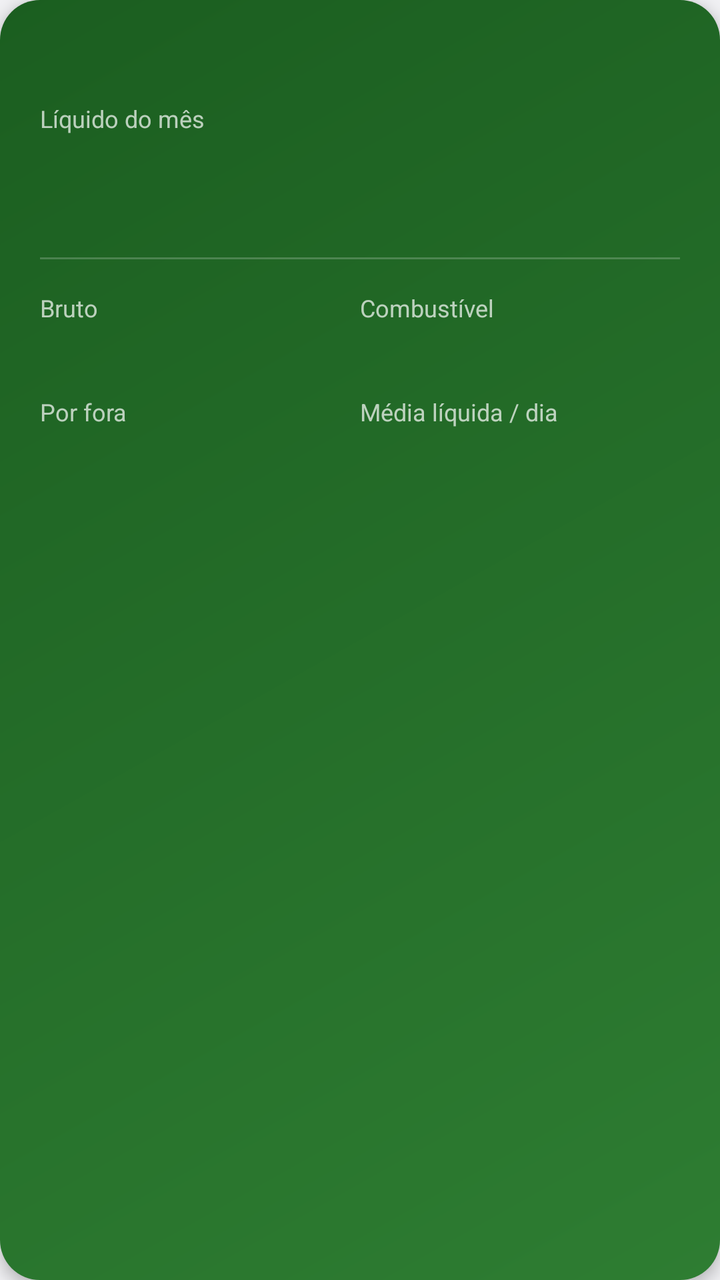
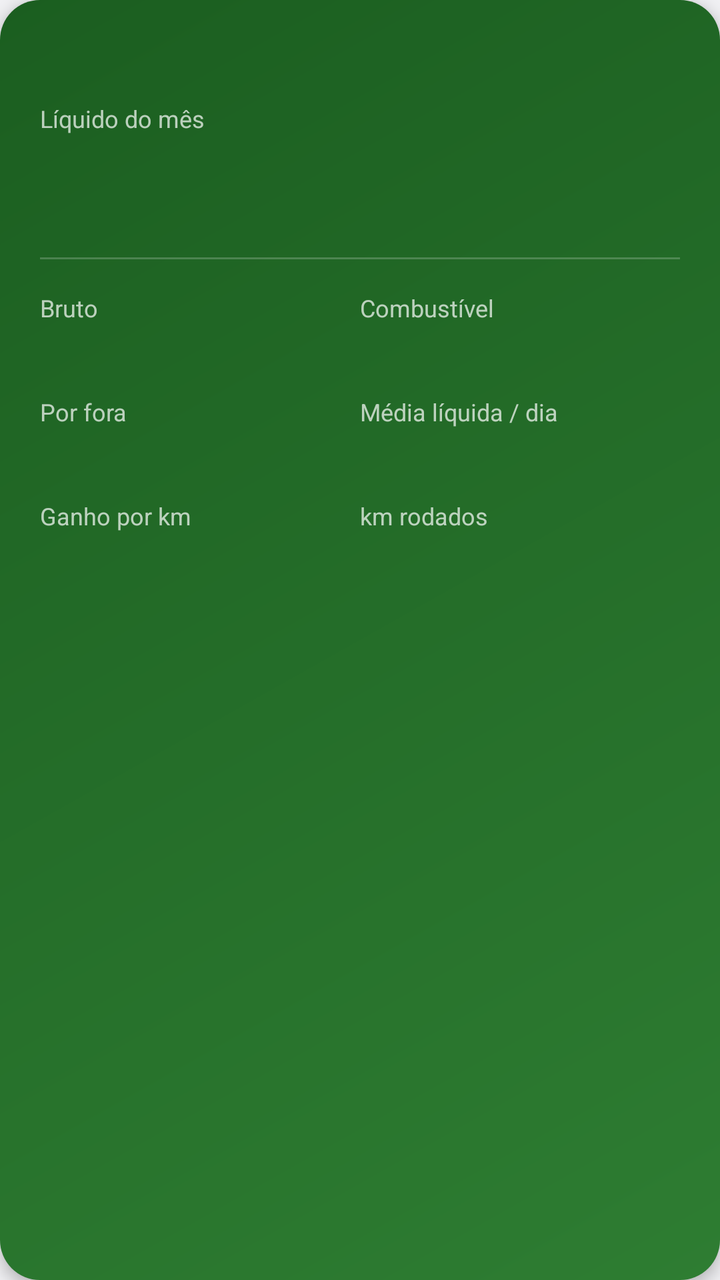

Compare the two renders of this Android layout. The source of the first and the diff that turns it into the second are given below.
<!-- AndroidManifest.xml: application theme android:Theme.DeviceDefault.Light.NoActionBar -->
<!-- res/layout/item_resumo_mes.xml -->
<?xml version="1.0" encoding="utf-8"?>
<LinearLayout xmlns:android="http://schemas.android.com/apk/res/android"
    android:layout_width="match_parent"
    android:layout_height="wrap_content"
    android:layout_marginBottom="12dp"
    android:background="@drawable/card_summary_bg"
    android:elevation="4dp"
    android:orientation="vertical"
    android:padding="20dp">

    <TextView
        android:id="@+id/mes"
        android:layout_width="wrap_content"
        android:layout_height="wrap_content"
        android:textColor="#D9FFFFFF"
        android:textSize="14sp" />

    <TextView
        style="@style/RotuloResumo"
        android:layout_marginTop="12dp"
        android:text="Líquido do mês" />

    <TextView
        android:id="@+id/liquido"
        android:layout_width="wrap_content"
        android:layout_height="wrap_content"
        android:maxLines="1"
        android:textColor="#FFFFFFFF"
        android:textSize="34sp"
        android:textStyle="bold" />

    <View
        android:layout_width="match_parent"
        android:layout_height="1dp"
        android:layout_marginVertical="16dp"
        android:background="#33FFFFFF" />

    <LinearLayout
        android:layout_width="match_parent"
        android:layout_height="wrap_content"
        android:orientation="horizontal">

        <LinearLayout style="@style/ColunaResumo">
            <TextView style="@style/RotuloResumo" android:text="Bruto" />
            <TextView android:id="@+id/bruto" style="@style/ValorResumo" />
        </LinearLayout>

        <LinearLayout style="@style/ColunaResumo">
            <TextView android:id="@+id/rotuloCombustivel" style="@style/RotuloResumo" android:text="Combustível" />
            <TextView android:id="@+id/combustivel" style="@style/ValorResumo" />
        </LinearLayout>
    </LinearLayout>

    <LinearLayout
        android:layout_width="match_parent"
        android:layout_height="wrap_content"
        android:layout_marginTop="12dp"
        android:orientation="horizontal">

        <LinearLayout style="@style/ColunaResumo">
            <TextView style="@style/RotuloResumo" android:text="Por fora" />
            <TextView android:id="@+id/porFora" style="@style/ValorResumo" />
        </LinearLayout>

        <LinearLayout style="@style/ColunaResumo">
            <TextView style="@style/RotuloResumo" android:text="Média líquida / dia" />
            <TextView android:id="@+id/media" style="@style/ValorResumo" />
        </LinearLayout>
    </LinearLayout>

    <TextView
        android:id="@+id/dias"
        style="@style/RotuloResumo"
        android:layout_marginTop="16dp" />
</LinearLayout>
<!-- resources referenced by this layout -->
<resources>
  <!-- drawable card_summary_bg (drawable) -->
  <?xml version="1.0" encoding="utf-8"?>
  <shape xmlns:android="http://schemas.android.com/apk/res/android" android:shape="rectangle">
      <gradient
          android:angle="135"
          android:endColor="#FF1B5E20"
          android:startColor="#FF2E7D32" />
      <corners android:radius="20dp" />
  </shape>
  <style name="ColunaResumo">
          <item name="android:layout_width">0dp</item>
          <item name="android:layout_height">wrap_content</item>
          <item name="android:layout_weight">1</item>
          <item name="android:orientation">vertical</item>
      </style>
  <style name="RotuloResumo">
          <item name="android:layout_width">wrap_content</item>
          <item name="android:layout_height">wrap_content</item>
          <item name="android:textColor">#B3FFFFFF</item>
          <item name="android:textSize">12sp</item>
      </style>
  <style name="ValorResumo">
          <item name="android:layout_width">wrap_content</item>
          <item name="android:layout_height">wrap_content</item>
          <item name="android:layout_marginTop">2dp</item>
          <item name="android:maxLines">1</item>
          <item name="android:textColor">#FFFFFFFF</item>
          <item name="android:textSize">16sp</item>
          <item name="android:textStyle">bold</item>
      </style>
</resources>

<!-- the commit's change to res/layout/item_resumo_mes.xml (unified diff, before → after) -->
@@ -68,6 +68,23 @@
         </LinearLayout>
     </LinearLayout>
 
+    <LinearLayout
+        android:layout_width="match_parent"
+        android:layout_height="wrap_content"
+        android:layout_marginTop="12dp"
+        android:orientation="horizontal">
+
+        <LinearLayout style="@style/ColunaResumo">
+            <TextView style="@style/RotuloResumo" android:text="Ganho por km" />
+            <TextView android:id="@+id/ganhoPorKm" style="@style/ValorResumo" />
+        </LinearLayout>
+
+        <LinearLayout style="@style/ColunaResumo">
+            <TextView style="@style/RotuloResumo" android:text="km rodados" />
+            <TextView android:id="@+id/kmMes" style="@style/ValorResumo" />
+        </LinearLayout>
+    </LinearLayout>
+
     <TextView
         android:id="@+id/dias"
         style="@style/RotuloResumo"
